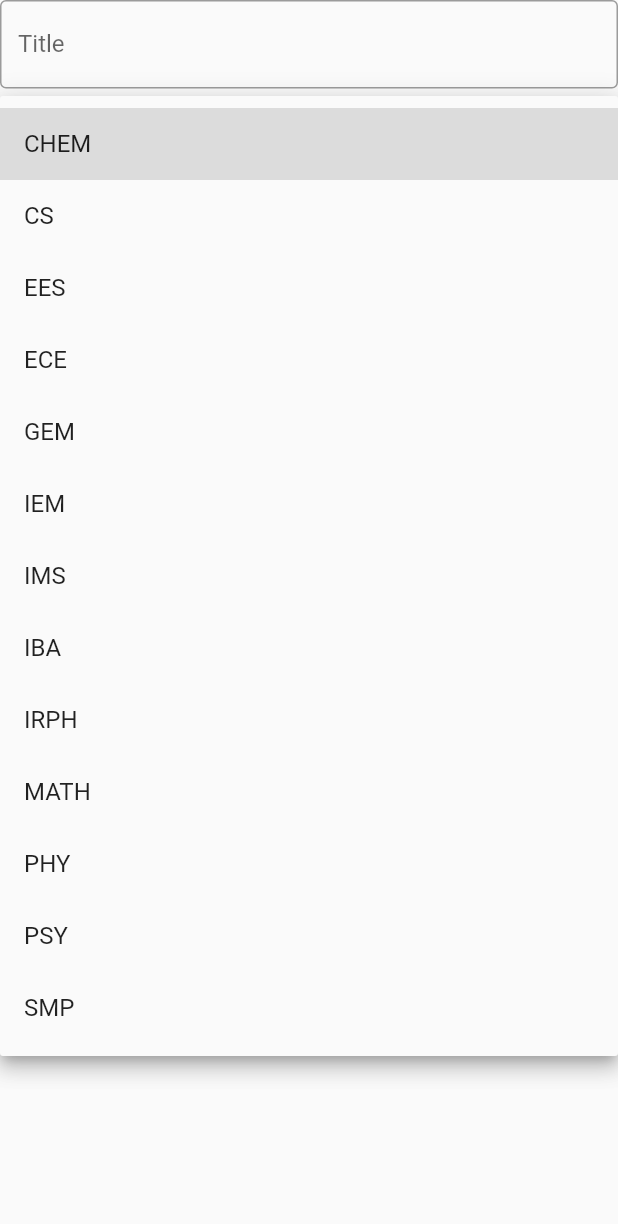
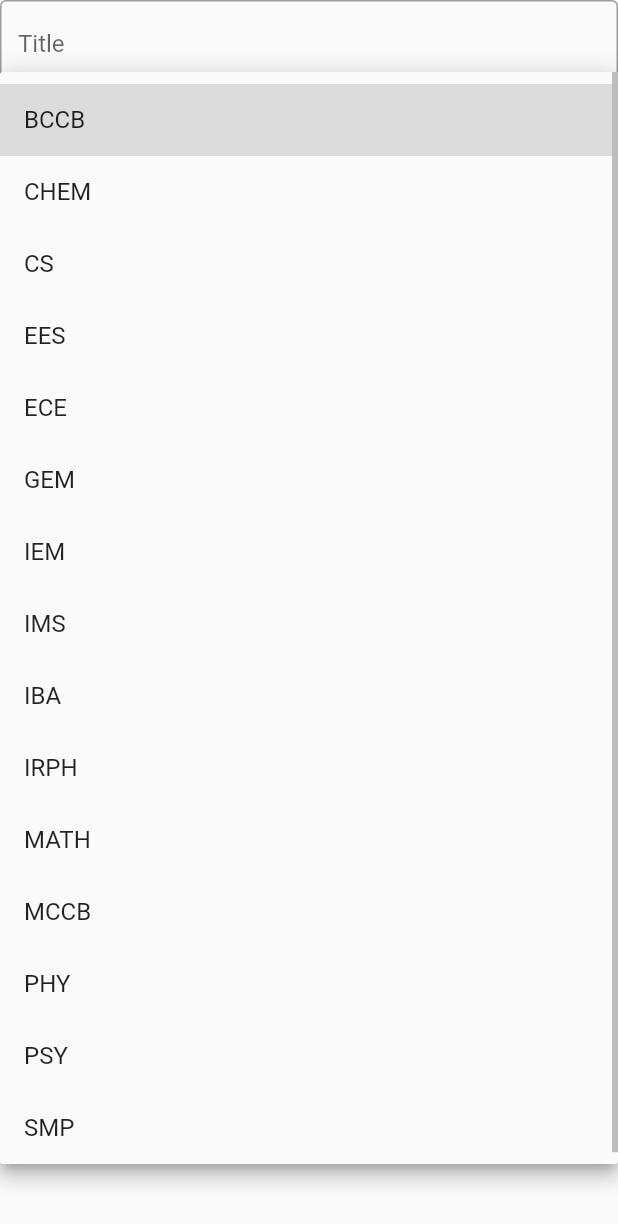
Before and after one commit to hhayak/usg_jub, a Flutter app: the CreateElectionDialogue widget shown alone on an empty page, opened directly, after a tap on the "arrow drop down" icon, on a phone screen of 412 x 824 dp. Shown: the top 1224 px of the screen. Run offline on Flutter 3.47's test engine with Material 2 defaults, Android fonts, the phone set to English and light mode, and no system bars; drawn by our look-alikes of reactive_forms, rounded_loading_button; our stand-ins replace cloud_firestore, firebase_auth, firebase_core, firebase_storage, get, image_picker; accounts and stored records are empty.

Commit message:
added missing majors

```diff
--- /dev/null
+++ b/lib/constants/majors.dart
@@ -0,0 +1,17 @@
+const List<String> majors = [
+  'BCCB',
+  'CHEM',
+  'CS',
+  'EES',
+  'ECE',
+  'GEM',
+  'IEM',
+  'IMS',
+  'IBA',
+  'IRPH',
+  'MATH',
+  'MCCB',
+  'PHY',
+  'PSY',
+  'SMP',
+];
--- a/lib/screens/home.dart
+++ b/lib/screens/home.dart
@@ -2,6 +2,7 @@ import 'package:flutter/material.dart';
 import 'package:get/get.dart';
 import 'package:reactive_forms/reactive_forms.dart';
 import 'package:rounded_loading_button/rounded_loading_button.dart';
+import 'package:usg_jub/constants/majors.dart';
 import 'package:usg_jub/models/election.dart';
 import 'package:usg_jub/screens/election.dart';
 import 'package:usg_jub/screens/screens.dart';
@@ -270,21 +271,6 @@ class CreateElectionDialogue extends StatelessWidget {
         value: DateTime.now(), validators: [Validators.required]),
   });
 
-  static const List<String> majors = [
-    'CHEM',
-    'CS',
-    'EES',
-    'ECE',
-    'GEM',
-    'IEM',
-    'IMS',
-    'IBA',
-    'IRPH',
-    'MATH',
-    'PHY',
-    'PSY',
-    'SMP',
-  ];
   CreateElectionDialogue({Key? key}) : super(key: key);
 
   String formatDate(DateTime date) {
```
Also changed, not shown: lib/screens/login.dart (+1 -15 lines).
